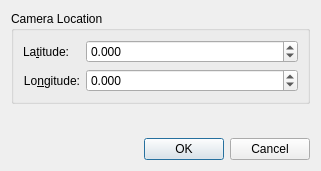
Above: src/qt-widgets/SetCameraViewpointDialogUi.ui from GPlates/GPlates before the change. Below: the same form after it.
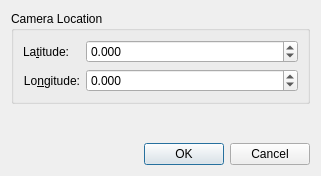
That is the form after the change. Icons and pictures are not drawn.

Patch:
```diff
--- a/src/qt-widgets/SetCameraViewpointDialogUi.ui
+++ b/src/qt-widgets/SetCameraViewpointDialogUi.ui
@@ -7,7 +7,7 @@
     <x>0</x>
     <y>0</y>
     <width>321</width>
-    <height>171</height>
+    <height>176</height>
    </rect>
   </property>
   <property name="windowTitle">
@@ -90,7 +90,7 @@
      <property name="sizeHint" stdset="0">
       <size>
        <width>20</width>
-       <height>15</height>
+       <height>0</height>
       </size>
      </property>
     </spacer>
```
